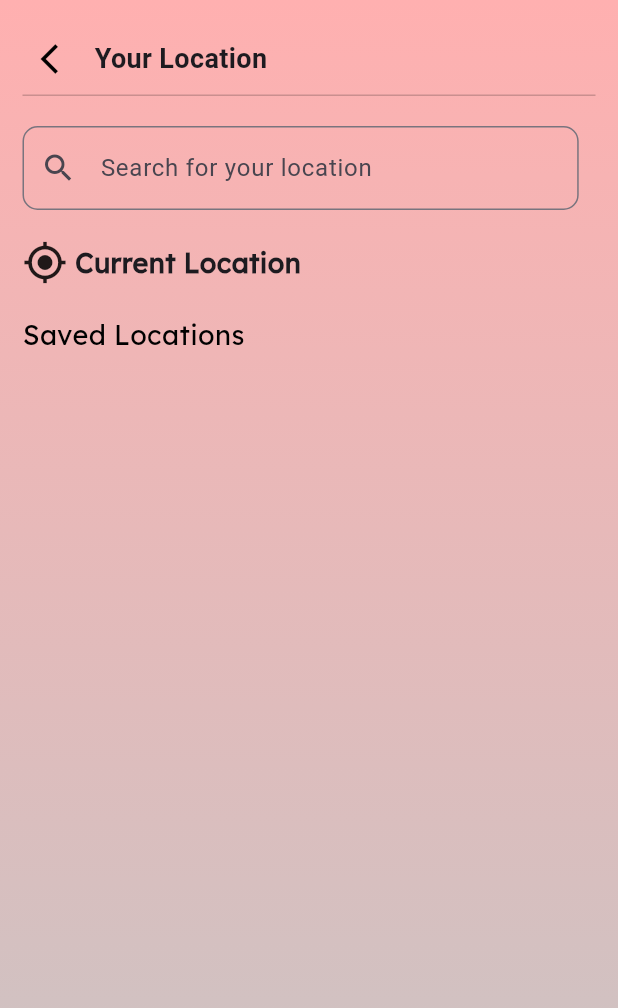
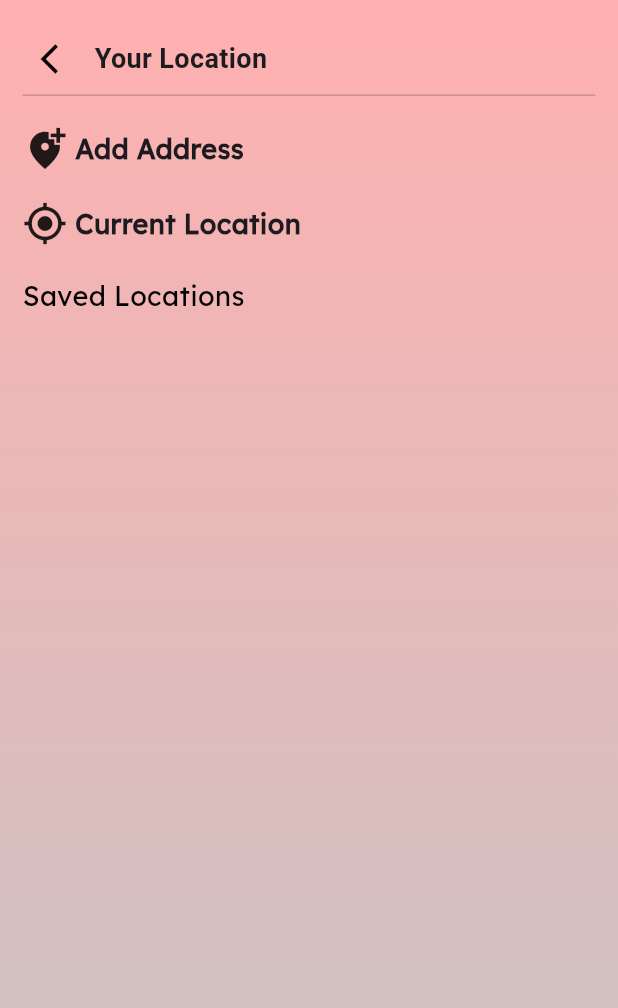
Before and after one commit to I-SHIVA-SAHANI/fenora, a Flutter app: the screen it shows after launch, after a tap on "25, Kodigehalli main Rd, Defence Layout,", on a phone screen of 412 x 824 dp. Shown: the top 1008 px of the screen. Run offline on Flutter 3.47's test engine with Material 3 defaults, Android fonts, the light colour scheme and no system bars; our stand-ins replace flutter_iconly.

Commit message:
added -add_address Screen

```diff
--- a/fenora/lib/address.dart
+++ b/fenora/lib/address.dart
@@ -1,3 +1,5 @@
+import 'package:fenora/add_address.dart';
+import 'package:fenora/homescreen.dart';
 import 'package:flutter/material.dart';
 
 class AdressSelection extends StatefulWidget {
@@ -12,6 +14,7 @@ class _AdressSelectionState extends State<AdressSelection> {
   Widget build(BuildContext context) {
     return Scaffold(
       body: Container(
+        width: MediaQuery.of(context).size.width,
         decoration: BoxDecoration(
           gradient: LinearGradient(
             begin: Alignment.topCenter,
@@ -32,7 +35,12 @@ class _AdressSelectionState extends State<AdressSelection> {
                   mainAxisAlignment: MainAxisAlignment.start,
                   children: [
                     IconButton(
-                      onPressed: () {},
+                      onPressed: () {
+                        Navigator.push(
+                            context,
+                            MaterialPageRoute(
+                                builder: (context) => HomeScreen()));
+                      },
                       icon: Icon(Icons.arrow_back_ios),
                       color: Colors.black,
                     ),
@@ -49,23 +57,34 @@ class _AdressSelectionState extends State<AdressSelection> {
                   height: 1.0,
                   color: Colors.black.withAlpha(50),
                 ),
-                const SizedBox(height: 20.0),
+
+                // Rest of the UI elements...
                 SizedBox(
-                  width: MediaQuery.of(context).size.width * 0.9,
-                  child: TextField(
-                    decoration: InputDecoration(
-                      prefixIcon: Icon(Icons.search_outlined),
-                      border: OutlineInputBorder(
-                        borderRadius: BorderRadius.circular(10),
+                  height: 20,
+                ),
+                GestureDetector(
+                  onTap: () => Navigator.push(context,
+                      MaterialPageRoute(builder: (context) => AddAddress())),
+                  child: Row(
+                    children: [
+                      Icon(
+                        Icons.add_location_alt,
+                        size: 30,
                       ),
-                      focusedBorder: OutlineInputBorder(
-                          borderSide: BorderSide(color: Colors.black)),
-                      hintText: 'Search for your location',
-                    ),
+                      SizedBox(
+                        width: 5,
+                      ),
+                      Text(
+                        "Add Address",
+                        style: TextStyle(
+                          fontSize: 18,
+                          fontWeight: FontWeight.bold,
+                          fontFamily: 'Lexend',
+                        ),
+                      ),
+                    ],
                   ),
                 ),
-
-                // Rest of the UI elements...
                 SizedBox(
                   height: 20,
                 ),
--- a/fenora/lib/homescreen.dart
+++ b/fenora/lib/homescreen.dart
@@ -23,7 +23,7 @@ class _HomeScreenState extends State<HomeScreen> {
         child: Column(
           children: [
             Container(
-              height: MediaQuery.of(context).size.height * 0.16,
+              height: MediaQuery.of(context).size.height * 0.2,
               width: MediaQuery.of(context).size.width,
               decoration: BoxDecoration(
                 color: Color(0xFFD75F5F),
@@ -33,27 +33,43 @@ class _HomeScreenState extends State<HomeScreen> {
                 ),
               ),
               child: SafeArea(
-                child: Row(
-                  crossAxisAlignment: CrossAxisAlignment.center,
-                  children: [
-                    IconButton(
-                      onPressed: () {},
-                      icon: Icon(Icons.menu),
-                      iconSize: 40,
-                      color: Colors.black,
-                    ),
-                    Icon(
-                      Icons.location_pin,
-                      size: 40,
-                    ),
-
-                    // column containing address
-                    Column(
-                      mainAxisAlignment: MainAxisAlignment.center,
+                child: Padding(
+                  padding: const EdgeInsets.all(10.0),
+                  child: Column(
+                    mainAxisAlignment: MainAxisAlignment.start,
                     crossAxisAlignment: CrossAxisAlignment.start,
                     children: [
                       Row(
                         children: [
+                          Text(
+                            "Fenora ",
+                            style: TextStyle(
+                                fontFamily: 'Allura',
+                                fontSize: 40,
+                                fontWeight: FontWeight.bold),
+                          ),
+                          Spacer(),
+                          Spacer(),
+                          GestureDetector(
+                            onTap: () => Navigator.push(
+                                context,
+                                MaterialPageRoute(
+                                    builder: (context) => AdressSelection())),
+                            child: Icon(
+                              Icons.account_circle_rounded,
+                              size: 40,
+                            ),
+                          )
+                        ],
+                      ),
+                      Column(
+                        children: [
+                          Row(
+                            children: [
+                              Icon(
+                                Icons.location_pin,
+                                size: 20,
+                              ),
                               Text(
                                 "Delivery to ",
                                 style: TextStyle(
@@ -72,17 +88,19 @@ class _HomeScreenState extends State<HomeScreen> {
                               ),
                             ],
                           ),
-                        Row(
-                          children: [
+                        ],
+                      ),
                       GestureDetector(
                         onTap: () {
                           Navigator.push(
                               context,
                               MaterialPageRoute(
-                                        builder: (context) =>
-                                            AdressSelection()));
+                                  builder: (context) => AdressSelection()));
                         },
-                              child: SizedBox(
+                        child: Row(
+                          mainAxisAlignment: MainAxisAlignment.start,
+                          children: [
+                            SizedBox(
                               width: MediaQuery.of(context).size.width * 0.5,
                               child: Text(
                                 // textAlign: TextAlign.left,
@@ -90,25 +108,15 @@ class _HomeScreenState extends State<HomeScreen> {
                                 overflow: TextOverflow.ellipsis,
                               ),
                             ),
-                            ),
-                            const Icon(
+                            Icon(
                               Icons.arrow_drop_down,
                               size: 30,
                             ),
                           ],
                         ),
+                      ),
                     ],
                   ),
-                    Spacer(),
-                    IconButton(
-                      onPressed: () {},
-                      icon: Icon(
-                        Icons.shopping_cart_outlined,
-                        size: 35,
-                        color: Colors.black,
-                      ),
-                    )
-                  ],
                 ),
               ),
             ),
--- a/fenora/lib/main.dart
+++ b/fenora/lib/main.dart
@@ -1,4 +1,4 @@
-import 'package:fenora/address.dart';
+import 'package:fenora/add_address.dart';
 import 'package:fenora/homescreen.dart';
 import 'package:flutter/material.dart';
 
@@ -12,10 +12,9 @@ class MyApp extends StatelessWidget {
   @override
   Widget build(BuildContext context) {
     return MaterialApp(
+      theme: ThemeData(),
       debugShowCheckedModeBanner: false,
-      home: Scaffold(
-        body: HomeScreen(),
-      ),
+      home: HomeScreen(),
     );
   }
 }
```
Also changed, not shown: fenora/lib/add_address.dart (added, +232 -0 lines), fenora/lib/bottombar.dart (added, +50 -0 lines), fenora/lib/categoryscreen.dart (added, +14 -0 lines), fenora/lib/shoppingcart.dart (added, +19 -0 lines), fenora/pubspec.yaml (+23 -5 lines), fenora/fonts/Allura-Regular.ttf (added), fenora/fonts/Felipa-Regular.ttf (added), fenora/fonts/GreyQo-Regular.ttf (added), fenora/fonts/Lugrasimo-Regular.ttf (added), fenora/fonts/OleoScriptSwashCaps-Regular.ttf (added), fenora/pubspec.lock. Lines whose indentation alone changed are shown as unchanged.
